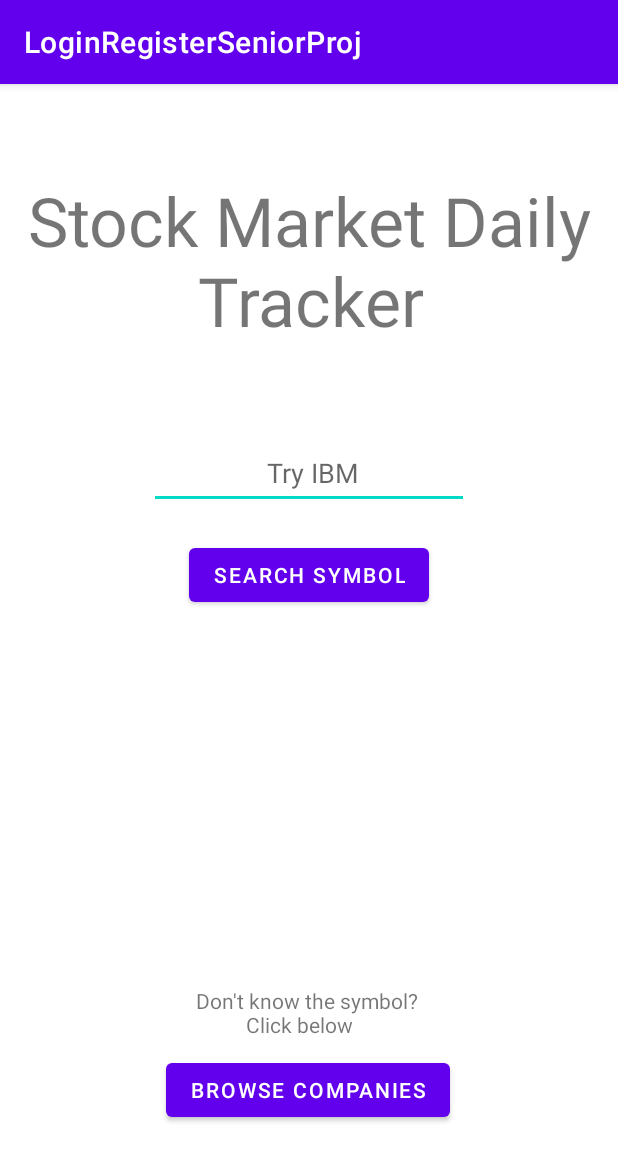
After one commit to eddmarre/SmartSave, an Android app: the StockMarket screen opened directly, with no data from a screen before it, on a phone screen of 412 x 824 dp. The commit adds this screen. Shown: the top 1161 px of the screen. Run offline under Robolectric (Android 15) with nearby library versions, the phone set to English and light mode, and no system bars; libraries missing offline, so code that uses them is left out: com.github.mikephil.charting.

Commit message:
Integrated Stock Market

```diff
--- a/app/build.gradle
+++ b/app/build.gradle
@@ -37,6 +37,10 @@ dependencies {
     testImplementation 'junit:junit:4.+'
     androidTestImplementation 'androidx.test.ext:junit:1.1.3'
     androidTestImplementation 'androidx.test.espresso:espresso-core:3.4.0'
+
     // Volley library
     implementation 'com.android.volley:volley:1.2.1'
+
+    //MPAndroid Chart
+    implementation 'com.github.PhilJay:MPAndroidChart:v3.1.0'
 }
--- /dev/null
+++ b/app/src/main/java/com/zybooks/loginregisterseniorproj/StockMarket.java
@@ -0,0 +1,33 @@
+package com.zybooks.loginregisterseniorproj;
+
+import androidx.appcompat.app.AppCompatActivity;
+
+import android.content.Intent;
+import android.os.Bundle;
+import android.view.View;
+import android.widget.EditText;
+
+import com.github.mikephil.charting.charts.CandleStickChart;
+
+public class StockMarket extends AppCompatActivity {
+    EditText enteredText;
+    @Override
+    protected void onCreate(Bundle savedInstanceState) {
+        super.onCreate(savedInstanceState);
+        setContentView(R.layout.activity_stock_market);
+
+        enteredText=findViewById(R.id.enterSymbolText);
+    }
+
+    public void ConnectButton(View view) {
+        Intent intent=new Intent(StockMarket.this,CompanyStockInformation.class);
+        intent.putExtra("SYMBOL",enteredText.getText().toString());
+        startActivity(intent);
+
+    }
+
+    public void ShowCompaniesButton(View view) {
+        Intent switchActivity=new Intent(StockMarket.this,ShowCompanies.class);
+        startActivity(switchActivity);
+    }
+}
--- a/app/src/main/java/com/zybooks/loginregisterseniorproj/UserMainMenu.java
+++ b/app/src/main/java/com/zybooks/loginregisterseniorproj/UserMainMenu.java
@@ -18,4 +18,9 @@ public class UserMainMenu extends AppCompatActivity {
         Intent n= new Intent(this, Crypto.class);
         startActivity(n);
     }
+
+    public void Finances(View view) {
+        Intent n=new Intent(this,StockMarket.class);
+        startActivity(n);
+    }
 }
--- /dev/null
+++ b/app/src/main/res/layout/activity_stock_market.xml
@@ -0,0 +1,67 @@
+<?xml version="1.0" encoding="utf-8"?>
+<androidx.constraintlayout.widget.ConstraintLayout xmlns:android="http://schemas.android.com/apk/res/android"
+    xmlns:app="http://schemas.android.com/apk/res-auto"
+    xmlns:tools="http://schemas.android.com/tools"
+    android:layout_width="match_parent"
+    android:layout_height="match_parent"
+    tools:context=".StockMarket">
+    <Button
+        android:id="@+id/button"
+        android:layout_width="wrap_content"
+        android:layout_height="wrap_content"
+        android:layout_marginTop="20dp"
+        android:onClick="ConnectButton"
+        android:text="Search Symbol"
+        app:layout_constraintEnd_toEndOf="parent"
+        app:layout_constraintStart_toStartOf="parent"
+        app:layout_constraintTop_toBottomOf="@+id/enterSymbolText" />
+
+    <EditText
+        android:id="@+id/enterSymbolText"
+        android:layout_width="wrap_content"
+        android:layout_height="wrap_content"
+        android:layout_marginBottom="250dp"
+        android:ems="10"
+        android:hint=" Try IBM"
+        android:inputType="textPersonName"
+        android:minHeight="48dp"
+        android:textAlignment="center"
+        app:layout_constraintBottom_toBottomOf="parent"
+        app:layout_constraintEnd_toEndOf="parent"
+        app:layout_constraintStart_toStartOf="parent"
+        app:layout_constraintTop_toTopOf="parent" />
+
+    <Button
+        android:id="@+id/searchCompanies"
+        android:layout_width="wrap_content"
+        android:layout_height="wrap_content"
+        android:layout_marginTop="10dp"
+        android:onClick="ShowCompaniesButton"
+        android:text="Browse Companies"
+        app:layout_constraintEnd_toEndOf="parent"
+        app:layout_constraintHorizontal_bias="0.497"
+        app:layout_constraintStart_toStartOf="parent"
+        app:layout_constraintTop_toBottomOf="@+id/textView2" />
+
+    <TextView
+        android:id="@+id/textView2"
+        android:layout_width="wrap_content"
+        android:layout_height="wrap_content"
+        android:layout_marginTop="250dp"
+        android:text="Don't know the symbol? \n          Click below"
+        app:layout_constraintEnd_toEndOf="parent"
+        app:layout_constraintStart_toStartOf="parent"
+        app:layout_constraintTop_toBottomOf="@+id/button" />
+
+    <TextView
+        android:id="@+id/textView3"
+        android:layout_width="wrap_content"
+        android:layout_height="wrap_content"
+        android:text="Stock Market Daily\n          Tracker"
+        android:textSize="45dp"
+        app:layout_constraintBottom_toTopOf="@+id/enterSymbolText"
+        app:layout_constraintEnd_toEndOf="parent"
+        app:layout_constraintStart_toStartOf="parent"
+        app:layout_constraintTop_toTopOf="parent" />
+
+</androidx.constraintlayout.widget.ConstraintLayout>
--- a/app/src/main/res/layout/activity_user_main_menu.xml
+++ b/app/src/main/res/layout/activity_user_main_menu.xml
@@ -81,6 +81,7 @@
         android:text="Finances"
         app:layout_constraintBottom_toTopOf="@+id/button2"
         app:layout_constraintEnd_toEndOf="parent"
-        app:layout_constraintStart_toStartOf="parent" />
+        app:layout_constraintStart_toStartOf="parent"
+        android:onClick="Finances"/>
 
 </androidx.constraintlayout.widget.ConstraintLayout>
--- a/settings.gradle
+++ b/settings.gradle
@@ -4,6 +4,7 @@ dependencyResolutionManagement {
         google()
         mavenCentral()
         jcenter() // Warning: this repository is going to shut down soon
+        maven { url 'https://jitpack.io' }
     }
 }
 rootProject.name = "LoginRegisterSeniorProj"
```
Also changed, not shown: app/src/main/AndroidManifest.xml (+11 -2 lines), app/src/main/java/com/zybooks/loginregisterseniorproj/Company.java (added, +22 -0 lines), app/src/main/java/com/zybooks/loginregisterseniorproj/CompanyStockInformation.java (added, +197 -0 lines), app/src/main/java/com/zybooks/loginregisterseniorproj/CustomOnClickListener.java (added, +16 -0 lines), app/src/main/java/com/zybooks/loginregisterseniorproj/ShowCompanies.java (added, +140 -0 lines), app/src/main/java/com/zybooks/loginregisterseniorproj/StockData.java (added, +50 -0 lines), app/src/main/res/layout/activity_company_stock_information.xml (added, +29 -0 lines), app/src/main/res/layout/activity_show_companies.xml (added, +9 -0 lines).
